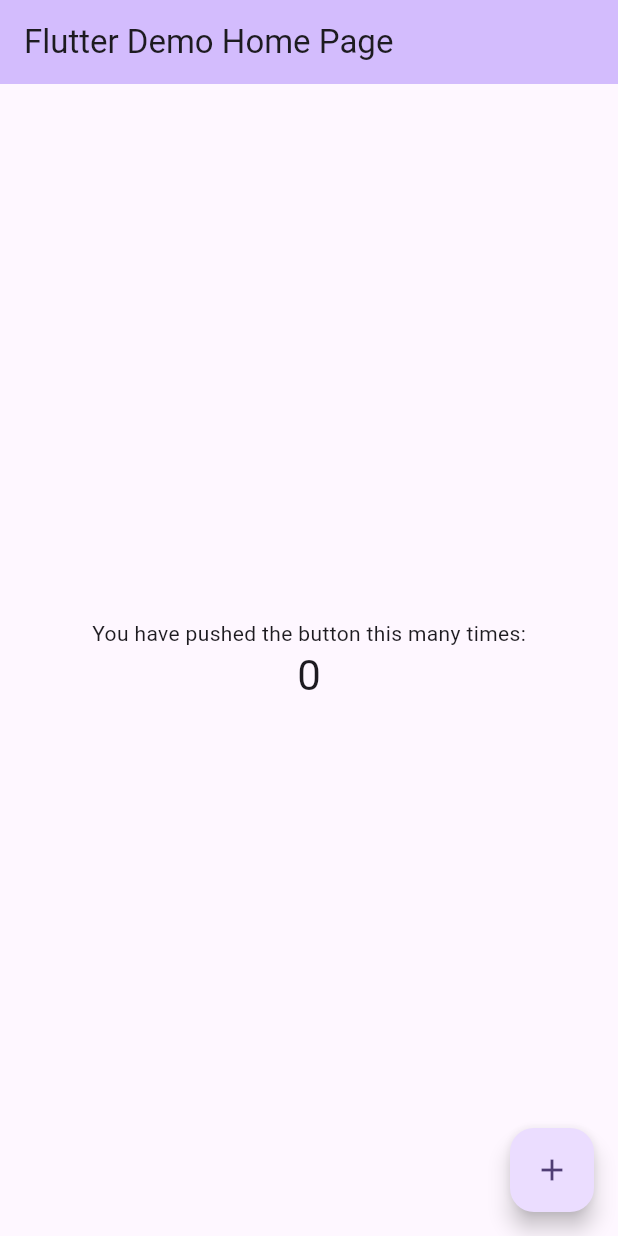
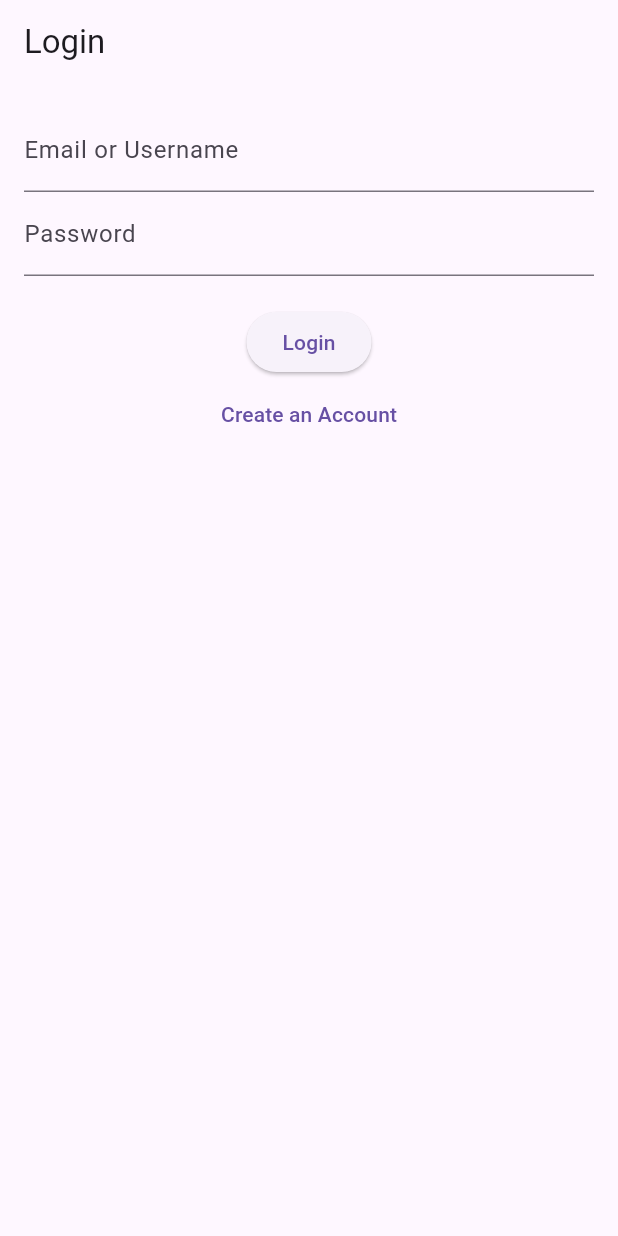
Before and after one commit to KrishnaDOS/ParkNet_Digital, a Flutter app: the screen it shows after launch, on a phone screen of 412 x 824 dp. Run offline on Flutter 3.47's test engine with Material 3 defaults, Android fonts, the phone set to English and light mode, and no system bars; our stand-ins replace cloud_firestore, firebase_auth, firebase_core; accounts and stored records are empty; generated files the repository leaves out were written again.

Commit message:
Added Registration/Login
Functional Registration/Login files uploaded

```diff
--- /dev/null
+++ b/parkgsu/lib/login.dart
@@ -0,0 +1,70 @@
+import 'package:flutter/material.dart';
+import 'package:firebase_auth/firebase_auth.dart';
+
+class LoginPage extends StatefulWidget {
+  @override
+  _LoginPageState createState() => _LoginPageState();
+}
+
+class _LoginPageState extends State<LoginPage> {
+  final FirebaseAuth _auth = FirebaseAuth.instance;
+  final _formKey = GlobalKey<FormState>();
+  String email = '';
+  String password = '';
+
+  Future<void> loginUser() async {
+    if (_formKey.currentState!.validate()) {
+      try {
+        await _auth.signInWithEmailAndPassword(
+          email: email,
+          password: password,
+        );
+        Navigator.pushNamed(context, '/dashboard');
+      } on FirebaseAuthException catch (e) {
+        ScaffoldMessenger.of(context)
+            .showSnackBar(SnackBar(content: Text(e.message ?? 'Error')));
+      }
+    }
+  }
+
+  @override
+  Widget build(BuildContext context) {
+    return Scaffold(
+      appBar: AppBar(title: Text('Login')),
+      body: Padding(
+        padding: EdgeInsets.all(16.0),
+        child: Form(
+          key: _formKey,
+          child: Column(
+            children: [
+              TextFormField(
+                decoration: InputDecoration(labelText: 'Email or Username'),
+                onChanged: (value) => email = value,
+                validator: (value) =>
+                    value!.isEmpty ? 'Enter your email or username' : null,
+              ),
+              TextFormField(
+                decoration: InputDecoration(labelText: 'Password'),
+                obscureText: true,
+                onChanged: (value) => password = value,
+                validator: (value) =>
+                    value!.isEmpty ? 'Enter your password' : null,
+              ),
+              SizedBox(height: 20),
+              ElevatedButton(
+                onPressed: loginUser,
+                child: Text('Login'),
+              ),
+              TextButton(
+                onPressed: () {
+                  Navigator.pushNamed(context, '/register');
+                },
+                child: Text('Create an Account'),
+              ),
+            ],
+          ),
+        ),
+      ),
+    );
+  }
+}
--- a/parkgsu/lib/main.dart
+++ b/parkgsu/lib/main.dart
@@ -1,125 +1,32 @@
 import 'package:flutter/material.dart';
+import 'package:firebase_core/firebase_core.dart';
+import 'firebase_options.dart';
+import 'registration.dart';
+import 'login.dart';
+import 'dashboard.dart';
 
-void main() {
-  runApp(const MyApp());
+void main() async {
+  WidgetsFlutterBinding.ensureInitialized();
+  await Firebase.initializeApp(
+    options: DefaultFirebaseOptions.currentPlatform,
+  );
+  runApp(MyApp());
 }
 
 class MyApp extends StatelessWidget {
-  const MyApp({super.key});
-
-  // This widget is the root of your application.
   @override
   Widget build(BuildContext context) {
     return MaterialApp(
-      title: 'Flutter Demo',
+      title: 'Parking App',
       theme: ThemeData(
-        // This is the theme of your application.
-        //
-        // TRY THIS: Try running your application with "flutter run". You'll see
-        // the application has a purple toolbar. Then, without quitting the app,
-        // try changing the seedColor in the colorScheme below to Colors.green
-        // and then invoke "hot reload" (save your changes or press the "hot
-        // reload" button in a Flutter-supported IDE, or press "r" if you used
-        // the command line to start the app).
-        //
-        // Notice that the counter didn't reset back to zero; the application
-        // state is not lost during the reload. To reset the state, use hot
-        // restart instead.
-        //
-        // This works for code too, not just values: Most code changes can be
-        // tested with just a hot reload.
-        colorScheme: ColorScheme.fromSeed(seedColor: Colors.deepPurple),
-        useMaterial3: true,
+        primarySwatch: Colors.blue,
       ),
-      home: const MyHomePage(title: 'Flutter Demo Home Page'),
+      initialRoute: '/',
+      routes: {
+        '/': (context) => LoginPage(),
+        '/register': (context) => RegistrationPage(),
+        '/dashboard': (context) => DashboardPage(),
+      },
     );
   }
 }
-
-class MyHomePage extends StatefulWidget {
-  const MyHomePage({super.key, required this.title});
-
-  // This widget is the home page of your application. It is stateful, meaning
-  // that it has a State object (defined below) that contains fields that affect
-  // how it looks.
-
-  // This class is the configuration for the state. It holds the values (in this
-  // case the title) provided by the parent (in this case the App widget) and
-  // used by the build method of the State. Fields in a Widget subclass are
-  // always marked "final".
-
-  final String title;
-
-  @override
-  State<MyHomePage> createState() => _MyHomePageState();
-}
-
-class _MyHomePageState extends State<MyHomePage> {
-  int _counter = 0;
-
-  void _incrementCounter() {
-    setState(() {
-      // This call to setState tells the Flutter framework that something has
-      // changed in this State, which causes it to rerun the build method below
-      // so that the display can reflect the updated values. If we changed
-      // _counter without calling setState(), then the build method would not be
-      // called again, and so nothing would appear to happen.
-      _counter++;
-    });
-  }
-
-  @override
-  Widget build(BuildContext context) {
-    // This method is rerun every time setState is called, for instance as done
-    // by the _incrementCounter method above.
-    //
-    // The Flutter framework has been optimized to make rerunning build methods
-    // fast, so that you can just rebuild anything that needs updating rather
-    // than having to individually change instances of widgets.
-    return Scaffold(
-      appBar: AppBar(
-        // TRY THIS: Try changing the color here to a specific color (to
-        // Colors.amber, perhaps?) and trigger a hot reload to see the AppBar
-        // change color while the other colors stay the same.
-        backgroundColor: Theme.of(context).colorScheme.inversePrimary,
-        // Here we take the value from the MyHomePage object that was created by
-        // the App.build method, and use it to set our appbar title.
-        title: Text(widget.title),
-      ),
-      body: Center(
-        // Center is a layout widget. It takes a single child and positions it
-        // in the middle of the parent.
-        child: Column(
-          // Column is also a layout widget. It takes a list of children and
-          // arranges them vertically. By default, it sizes itself to fit its
-          // children horizontally, and tries to be as tall as its parent.
-          //
-          // Column has various properties to control how it sizes itself and
-          // how it positions its children. Here we use mainAxisAlignment to
-          // center the children vertically; the main axis here is the vertical
-          // axis because Columns are vertical (the cross axis would be
-          // horizontal).
-          //
-          // TRY THIS: Invoke "debug painting" (choose the "Toggle Debug Paint"
-          // action in the IDE, or press "p" in the console), to see the
-          // wireframe for each widget.
-          mainAxisAlignment: MainAxisAlignment.center,
-          children: <Widget>[
-            const Text(
-              'You have pushed the button this many times:',
-            ),
-            Text(
-              '$_counter',
-              style: Theme.of(context).textTheme.headlineMedium,
-            ),
-          ],
-        ),
-      ),
-      floatingActionButton: FloatingActionButton(
-        onPressed: _incrementCounter,
-        tooltip: 'Increment',
-        child: const Icon(Icons.add),
-      ), // This trailing comma makes auto-formatting nicer for build methods.
-    );
-  }
-}
```
Also changed, not shown: parkgsu/lib/registration.dart (added, +123 -0 lines).
